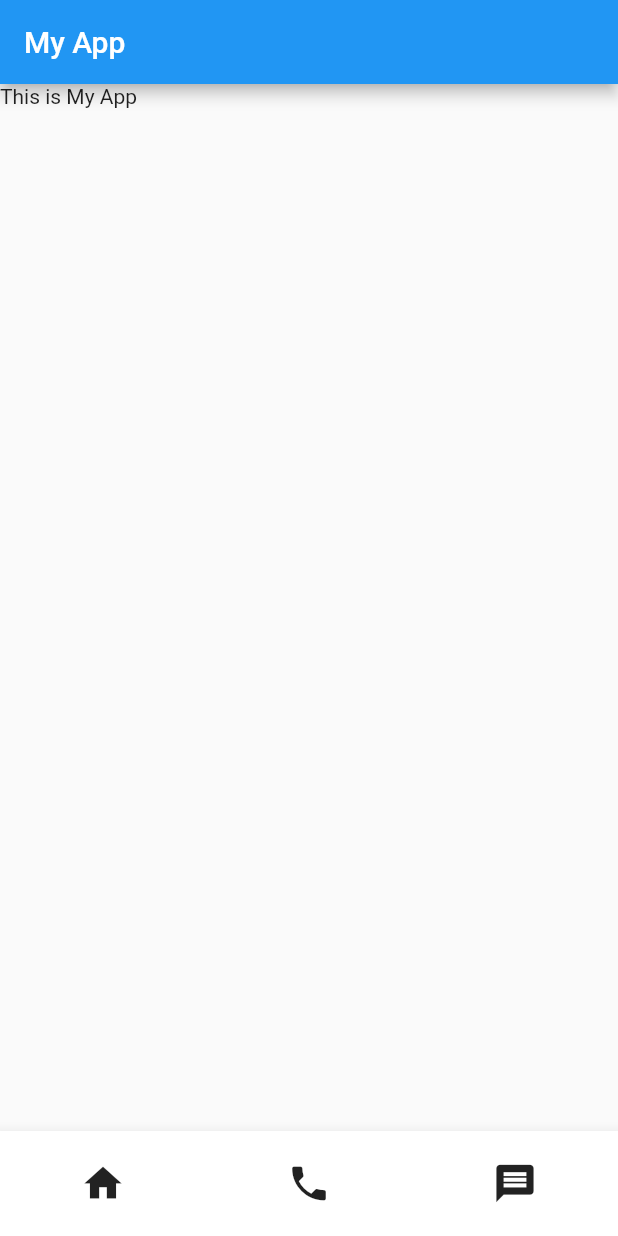
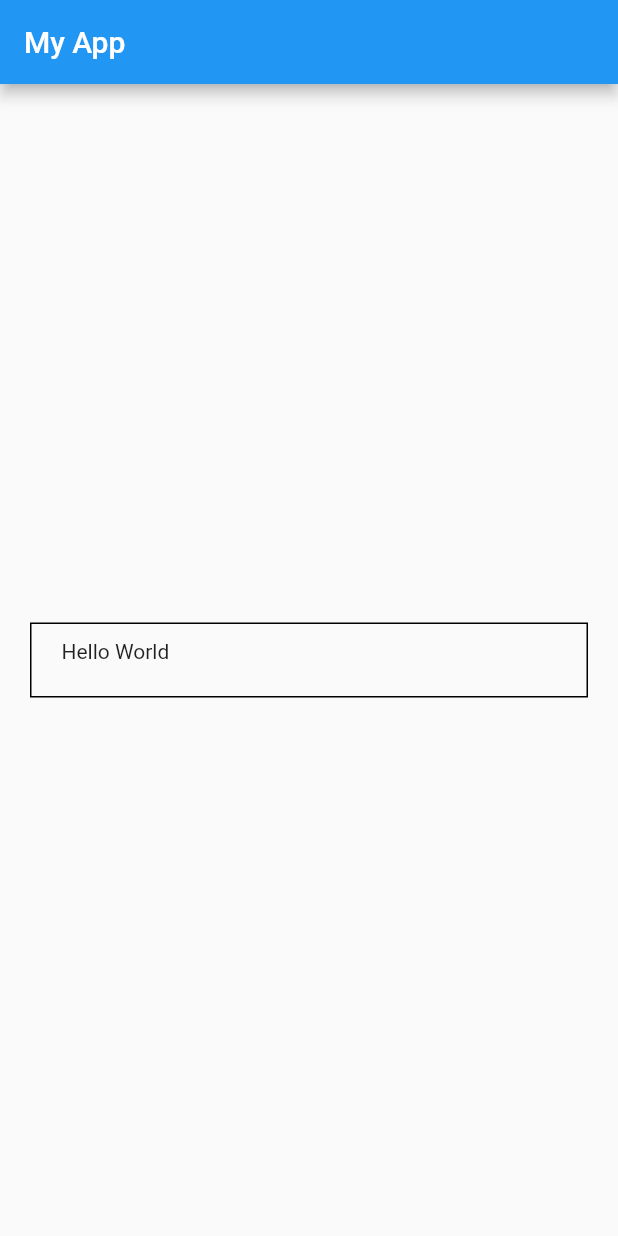
Before and after one commit to eggfreitag/learn_flutter, a Flutter app: the screen it shows after launch, on a phone screen of 412 x 824 dp. Run offline on Flutter 3.47's test engine with Material 2 defaults, Android fonts, the phone set to English and light mode, and no system bars.

Commit message:
박스 연습

```diff
--- a/lib/main.dart
+++ b/lib/main.dart
@@ -11,22 +11,23 @@ class MyApp extends StatelessWidget {
   Widget build(BuildContext context) {
     return MaterialApp(
       home: Scaffold(
-          appBar: AppBar(
-            title: Text("My App"),
-            centerTitle: false,
+        appBar: AppBar(
+          title: Text("My App"),
+          centerTitle: false,
+        ),
+        body: Align(
+          alignment: Alignment.centerLeft,
+          child: Container(
+            width: double.infinity,
+            height: 50,
+            margin: EdgeInsets.all(20),
+            padding: EdgeInsets.fromLTRB(20, 10, 0, 20),
+            decoration: BoxDecoration(
+                border: Border.all(color: Colors.black, width: 1)),
+            child: Text("Hello World"),
           ),
-          body: Text("This is My App"),
-          bottomNavigationBar: BottomAppBar(
-            height: 70,
-            child: Row(
-              mainAxisAlignment: MainAxisAlignment.spaceAround,
-              children: [
-                Icon(Icons.home, size: 30),
-                Icon(Icons.phone, size: 30),
-                Icon(Icons.message, size: 30),
-              ],
-            ),
-          )),
+        ),
+      ),
     );
   }
 }
```
